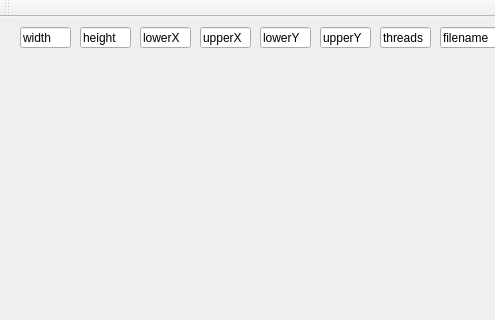
First picture: the form in gui/fractalogy.ui, repository zdravkoandonov/fractalogy, before the edit; both pictures show x 0 to 495 and y 0 to 320 of the 840 by 600 pixel window.
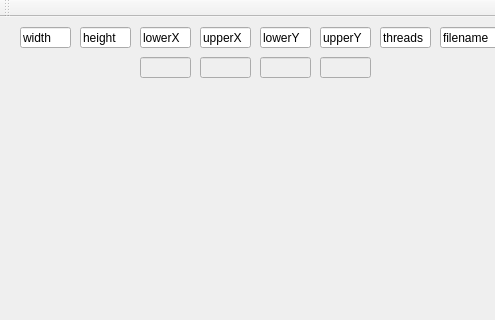
Second picture: the form after the edit.

Commit message: View ranges after zoom feature

```diff
--- a/gui/fractalogy.ui
+++ b/gui/fractalogy.ui
@@ -153,9 +153,9 @@
     <property name="geometry">
      <rect>
       <x>10</x>
-      <y>60</y>
+      <y>70</y>
       <width>821</width>
-      <height>481</height>
+      <height>471</height>
      </rect>
     </property>
     <layout class="QVBoxLayout" name="imageGridContainer">
@@ -164,6 +164,58 @@
      </property>
     </layout>
    </widget>
+   <widget class="QLineEdit" name="lowerXR">
+    <property name="enabled">
+     <bool>false</bool>
+    </property>
+    <property name="geometry">
+     <rect>
+      <x>140</x>
+      <y>40</y>
+      <width>51</width>
+      <height>21</height>
+     </rect>
+    </property>
+   </widget>
+   <widget class="QLineEdit" name="upperXR">
+    <property name="enabled">
+     <bool>false</bool>
+    </property>
+    <property name="geometry">
+     <rect>
+      <x>200</x>
+      <y>40</y>
+      <width>51</width>
+      <height>21</height>
+     </rect>
+    </property>
+   </widget>
+   <widget class="QLineEdit" name="lowerYR">
+    <property name="enabled">
+     <bool>false</bool>
+    </property>
+    <property name="geometry">
+     <rect>
+      <x>260</x>
+      <y>40</y>
+      <width>51</width>
+      <height>21</height>
+     </rect>
+    </property>
+   </widget>
+   <widget class="QLineEdit" name="upperYR">
+    <property name="enabled">
+     <bool>false</bool>
+    </property>
+    <property name="geometry">
+     <rect>
+      <x>320</x>
+      <y>40</y>
+      <width>51</width>
+      <height>21</height>
+     </rect>
+    </property>
+   </widget>
   </widget>
   <widget class="QMenuBar" name="menuBar">
    <property name="geometry">
```
The commit also changes 2 other files.
